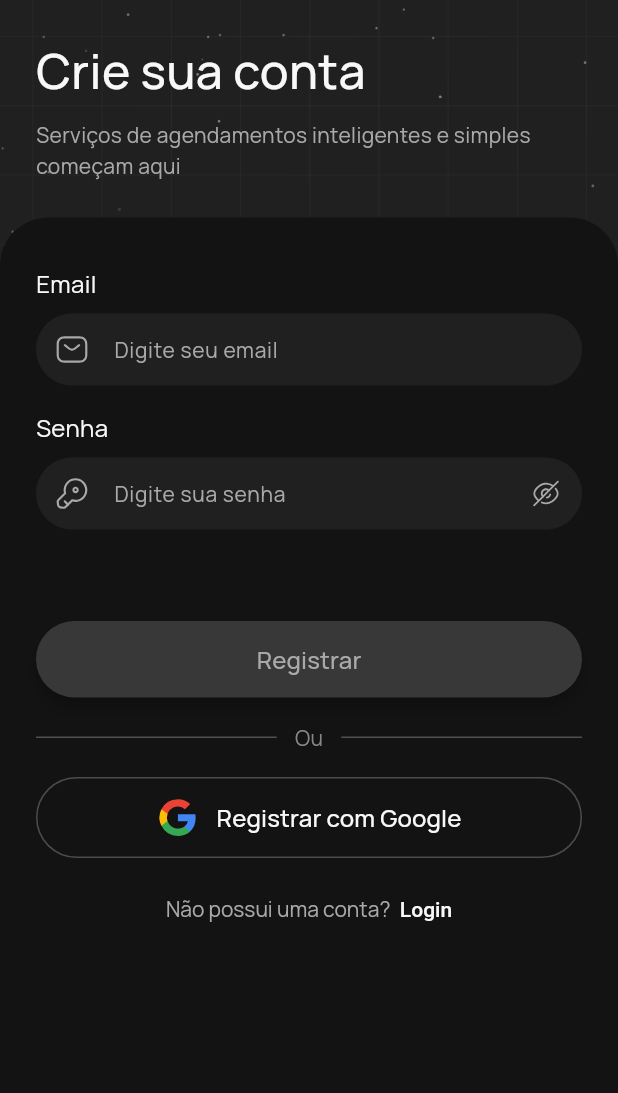
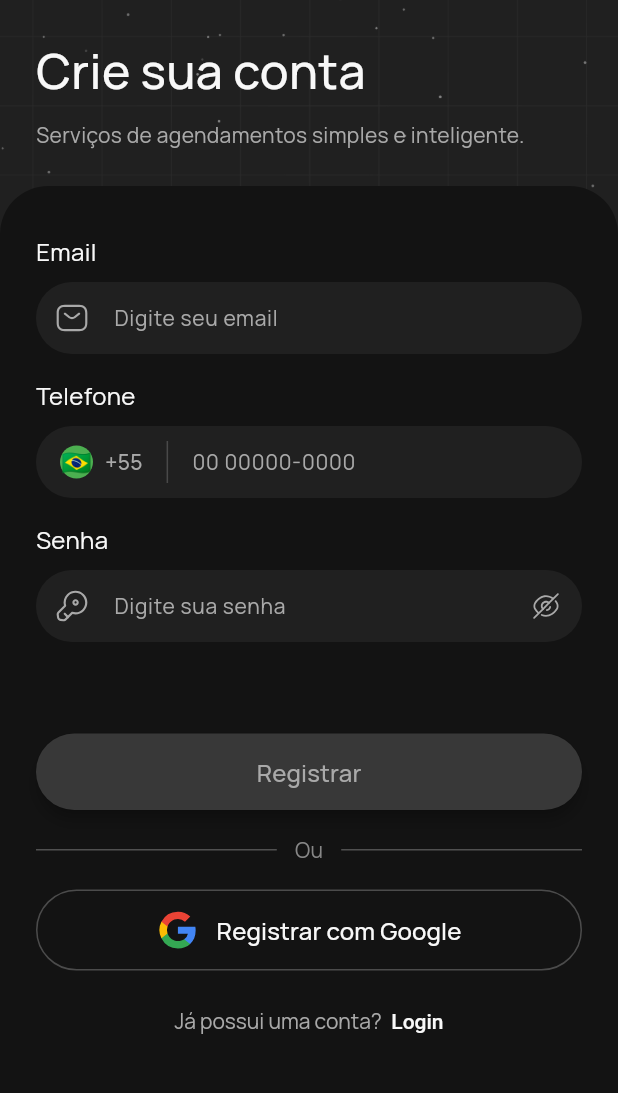
Before and after one commit to MikeFernando/Nileon, a Flutter app: the SignupPage screen opened by its route, on a phone screen of 412 x 824 dp, the part 78-1171 px from its top. Run offline on Flutter 3.47's test engine with Material 3 defaults, Android fonts, the phone set to English and light mode, and no system bars; our stand-ins replace flutter_svg, get.

Commit message:
feat: adicionando campo telefone no formulario de signup

```diff
--- a/lib/main/factories/pages/signup/signup_validation_factory.dart
+++ b/lib/main/factories/pages/signup/signup_validation_factory.dart
@@ -6,6 +6,7 @@ ValidationComposite makeSignupValidation() {
     RequiredFieldValidator('email'),
     EmailValidation('email'),
     RequiredFieldValidator('phone'),
+    PhoneValidation('phone'),
     RequiredFieldValidator('password'),
     PasswordValidation('password'),
   ]);
--- a/lib/ui/pages/signup/components/already_account_button.dart
+++ b/lib/ui/pages/signup/components/already_account_button.dart
@@ -13,7 +13,7 @@ class AlreadyHaveAccount extends StatelessWidget {
         Center(
           child: RichText(
             text: TextSpan(
-              text: 'Não possui uma conta? ',
+              text: 'Já possui uma conta? ',
               style: TextStyle(
                 color: AppColors.dark80,
                 fontFamily: 'Manrope',
--- a/lib/ui/pages/signup/components/components.dart
+++ b/lib/ui/pages/signup/components/components.dart
@@ -1,5 +1,6 @@
 export 'background_image.dart';
 export 'email_input.dart';
+export 'phone_input.dart';
 export 'signup_header.dart';
 export 'password_input.dart';
 export 'signup_button.dart';
--- /dev/null
+++ b/lib/ui/pages/signup/components/phone_input.dart
@@ -0,0 +1,209 @@
+import 'package:flutter/material.dart';
+import 'package:flutter/services.dart';
+import 'package:provider/provider.dart';
+
+import '../../../themes/themes.dart';
+import '../signup_presenter.dart';
+
+class PhoneInput extends StatefulWidget {
+  const PhoneInput({super.key});
+
+  @override
+  State<PhoneInput> createState() => _PhoneInputState();
+}
+
+class _PhoneInputState extends State<PhoneInput> {
+  final FocusNode _focusNode = FocusNode();
+  final TextEditingController _controller = TextEditingController();
+  bool _hasFocus = false;
+  SignupPresenter? _presenter;
+
+  @override
+  void initState() {
+    super.initState();
+    _focusNode.addListener(() {
+      setState(() {
+        _hasFocus = _focusNode.hasFocus;
+      });
+
+      if (!_focusNode.hasFocus && _controller.text.isNotEmpty) {
+        if (mounted && _presenter != null) {
+          _presenter!.validatePhoneOnFocusLost(_controller.text);
+        }
+      }
+    });
+  }
+
+  @override
+  void dispose() {
+    _focusNode.dispose();
+    _controller.dispose();
+    super.dispose();
+  }
+
+  String _formatPhoneNumber(String text) {
+    // Remove todos os caracteres não numéricos
+    final cleanText = text.replaceAll(RegExp(r'[^\d]'), '');
+
+    if (cleanText.isEmpty) return '';
+
+    // Formata o telefone brasileiro
+    if (cleanText.length <= 2) {
+      return cleanText;
+    } else if (cleanText.length <= 6) {
+      return '${cleanText.substring(0, 2)} ${cleanText.substring(2)}';
+    } else if (cleanText.length <= 10) {
+      return '${cleanText.substring(0, 2)} ${cleanText.substring(2, 6)} ${cleanText.substring(6)}';
+    } else {
+      return '${cleanText.substring(0, 2)} ${cleanText.substring(2, 7)} ${cleanText.substring(7)}';
+    }
+  }
+
+  @override
+  Widget build(BuildContext context) {
+    _presenter = Provider.of<SignupPresenter>(context);
+
+    return Column(
+      crossAxisAlignment: CrossAxisAlignment.start,
+      children: [
+        Text(
+          'Telefone',
+          style: AppTypography.bodyLargeWithColor(AppColors.dark100),
+        ),
+        const SizedBox(height: 8),
+        StreamBuilder<String?>(
+          stream: _presenter!.phoneErrorStream,
+          builder: (context, snapshot) {
+            return Column(
+              crossAxisAlignment: CrossAxisAlignment.start,
+              children: [
+                Container(
+                  decoration: BoxDecoration(
+                    color: AppColors.dark30,
+                    borderRadius: BorderRadius.circular(32),
+                    border: snapshot.hasData &&
+                            snapshot.data != null &&
+                            snapshot.data!.isNotEmpty
+                        ? Border.all(
+                            color: AppColors.error,
+                            width: 1.0,
+                          )
+                        : _hasFocus
+                            ? Border.all(
+                                color: AppColors.primary,
+                                width: 1.0,
+                              )
+                            : null,
+                  ),
+                  child: Row(
+                    children: [
+                      Container(
+                        padding: const EdgeInsets.symmetric(
+                          horizontal: 16,
+                          vertical: 12,
+                        ),
+                        child: Row(
+                          children: [
+                            Container(
+                              width: 22,
+                              height: 22,
+                              decoration: BoxDecoration(
+                                shape: BoxShape.circle,
+                                color: Colors.green,
+                              ),
+                              child: const Center(
+                                child: Text(
+                                  '🇧🇷',
+                                  style: TextStyle(fontSize: 16),
+                                ),
+                              ),
+                            ),
+                            const SizedBox(width: 8),
+                            Text(
+                              '+55',
+                              style: TextStyle(
+                                color: _hasFocus
+                                    ? AppColors.dark100
+                                    : AppColors.dark80,
+                                fontFamily: 'Manrope',
+                                fontSize: 14,
+                                fontWeight: FontWeight.w500,
+                              ),
+                            ),
+                          ],
+                        ),
+                      ),
+                      Container(
+                        width: 1,
+                        height: 28,
+                        color: AppColors.dark80.withValues(alpha: 0.3),
+                      ),
+                      Expanded(
+                        child: TextFormField(
+                          controller: _controller,
+                          focusNode: _focusNode,
+                          keyboardType: TextInputType.phone,
+                          inputFormatters: [
+                            FilteringTextInputFormatter.digitsOnly,
+                            LengthLimitingTextInputFormatter(11),
+                          ],
+                          onChanged: (value) {
+                            final formattedValue = _formatPhoneNumber(value);
+                            if (formattedValue != value) {
+                              _controller.value = TextEditingValue(
+                                text: formattedValue,
+                                selection: TextSelection.collapsed(
+                                  offset: formattedValue.length,
+                                ),
+                              );
+                            }
+                            _presenter!.validatePhone(value);
+                          },
+                          onEditingComplete: () => _presenter!
+                              .validatePhoneOnFocusLost(_controller.text),
+                          decoration: InputDecoration(
+                            hintText: '00 00000-0000',
+                            hintStyle: TextStyle(
+                              color: AppColors.dark80,
+                              fontFamily: 'Manrope',
+                              fontSize: 14,
+                            ),
+                            border: InputBorder.none,
+                            contentPadding: const EdgeInsets.symmetric(
+                              horizontal: 16,
+                              vertical: 12,
+                            ),
+                          ),
+                          style: const TextStyle(
+                            color: AppColors.dark100,
+                            fontFamily: 'Manrope',
+                            fontSize: 14,
+                          ),
+                        ),
+                      ),
+                    ],
+                  ),
+                ),
+                if (snapshot.hasData &&
+                    snapshot.data != null &&
+                    snapshot.data!.isNotEmpty)
+                  Padding(
+                    padding: const EdgeInsets.only(top: 8.0),
+                    child: Text(
+                      snapshot.data!,
+                      style: TextStyle(
+                        color: AppColors.error,
+                        fontSize: 12,
+                        fontFamily: 'Manrope',
+                      ),
+                    ),
+                  ),
+              ],
+            );
+          },
+        ),
+        const SizedBox(height: 16),
+      ],
+    );
+  }
+}
--- a/lib/ui/pages/signup/components/signup_header.dart
+++ b/lib/ui/pages/signup/components/signup_header.dart
@@ -2,7 +2,7 @@ import 'package:flutter/material.dart';
 
 import '../../../themes/themes.dart';
 
-Widget loginHeader(BuildContext context) {
+Widget signupHeader(BuildContext context) {
   return Padding(
     padding: const EdgeInsets.only(left: 24, top: 24, right: 24),
     child: Column(
@@ -29,7 +29,7 @@ Widget loginHeader(BuildContext context) {
         ),
         const SizedBox(height: 8),
         Text(
-          'Serviços de agendamentos inteligentes e simples começam aqui',
+          'Serviços de agendamentos simples e inteligente.',
           style: AppTypography.bodyMediumWithColor(AppColors.dark80),
         ),
         const SizedBox(height: 24),
--- a/lib/ui/pages/signup/signup_page.dart
+++ b/lib/ui/pages/signup/signup_page.dart
@@ -36,7 +36,7 @@ class _SignupPageState extends State<SignupPage> {
             child: Column(
               crossAxisAlignment: CrossAxisAlignment.start,
               children: [
-                loginHeader(context),
+                signupHeader(context),
                 Expanded(
                   child: Container(
                     decoration: BoxDecoration(
@@ -62,6 +62,7 @@ class _SignupPageState extends State<SignupPage> {
                               crossAxisAlignment: CrossAxisAlignment.start,
                               children: [
                                 const EmailInput(),
+                                const PhoneInput(),
                                 const PasswordInput(),
                                 const MainErrorDisplay(),
                                 const ButtonSignup(),
--- a/lib/validation/validation.dart
+++ b/lib/validation/validation.dart
@@ -1,5 +1,6 @@
 export 'validation_login/email_validation.dart';
 export 'validation_login/password_validation.dart';
+export 'validation_login/phone_validation.dart';
 export 'validation_login/validation_composite.dart';
 export 'validation_login/required_field_validator.dart';
 export 'validation_login/login_validator_composite.dart';
```
Also changed, not shown: lib/validation/validation_login/phone_validation.dart (added, +39 -0 lines), 1 other file.
